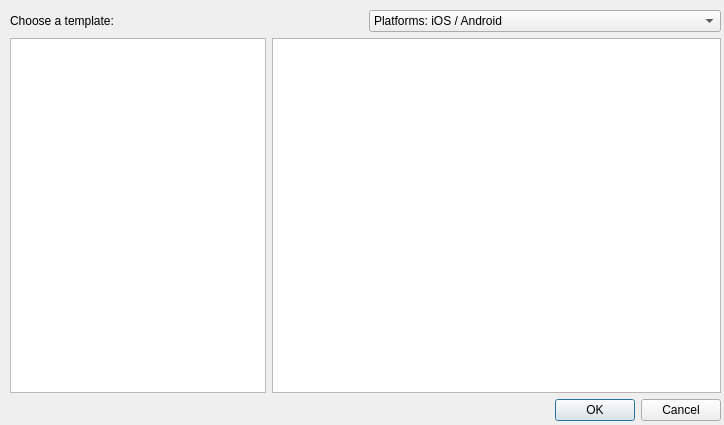
The window that src/dialognewgame.ui (ricardoquesada/cocos2d-console-gui) describes before a commit, drawn with Qt 5.
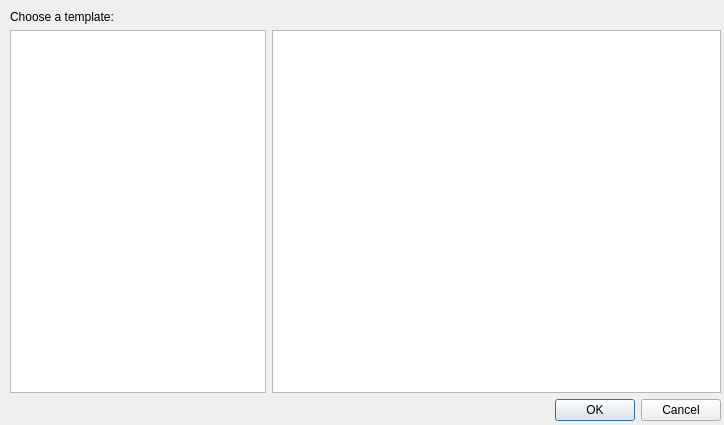
The same window after the commit.

Patch:
```diff
--- a/src/dialognewgame.ui
+++ b/src/dialognewgame.ui
@@ -35,20 +35,6 @@
         </property>
        </widget>
       </item>
-      <item>
-       <widget class="QComboBox" name="comboBox">
-        <item>
-         <property name="text">
-          <string>Platforms: iOS / Android</string>
-         </property>
-        </item>
-        <item>
-         <property name="text">
-          <string>Platforms: All</string>
-         </property>
-        </item>
-       </widget>
-      </item>
      </layout>
     </item>
     <item>
```
